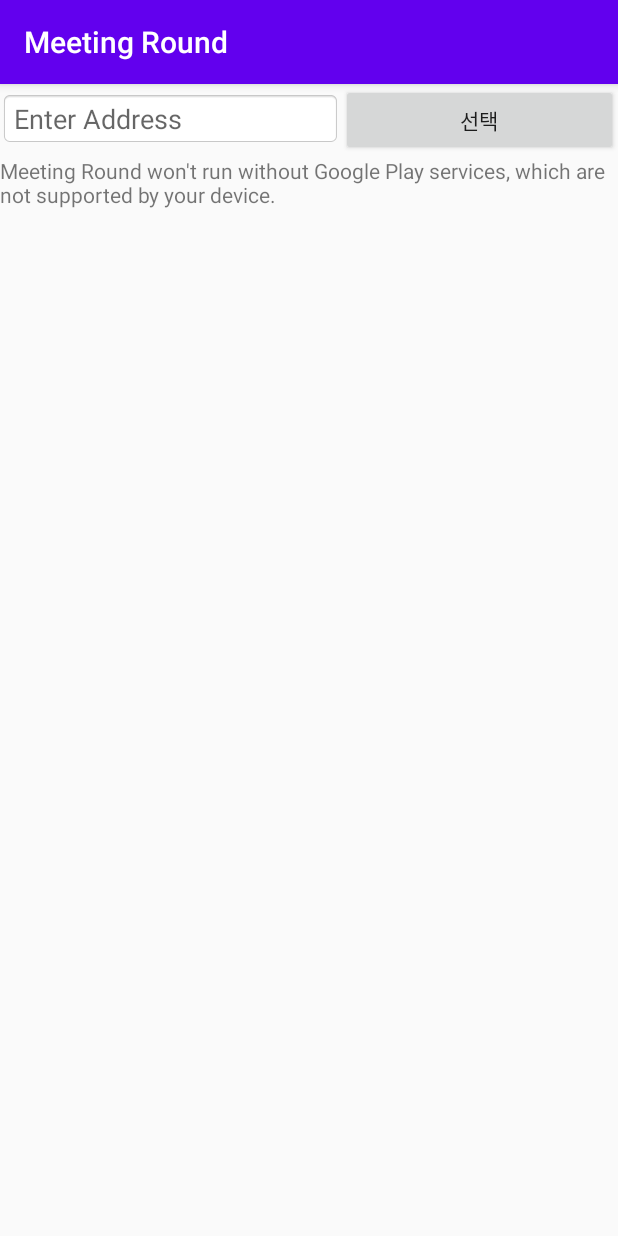
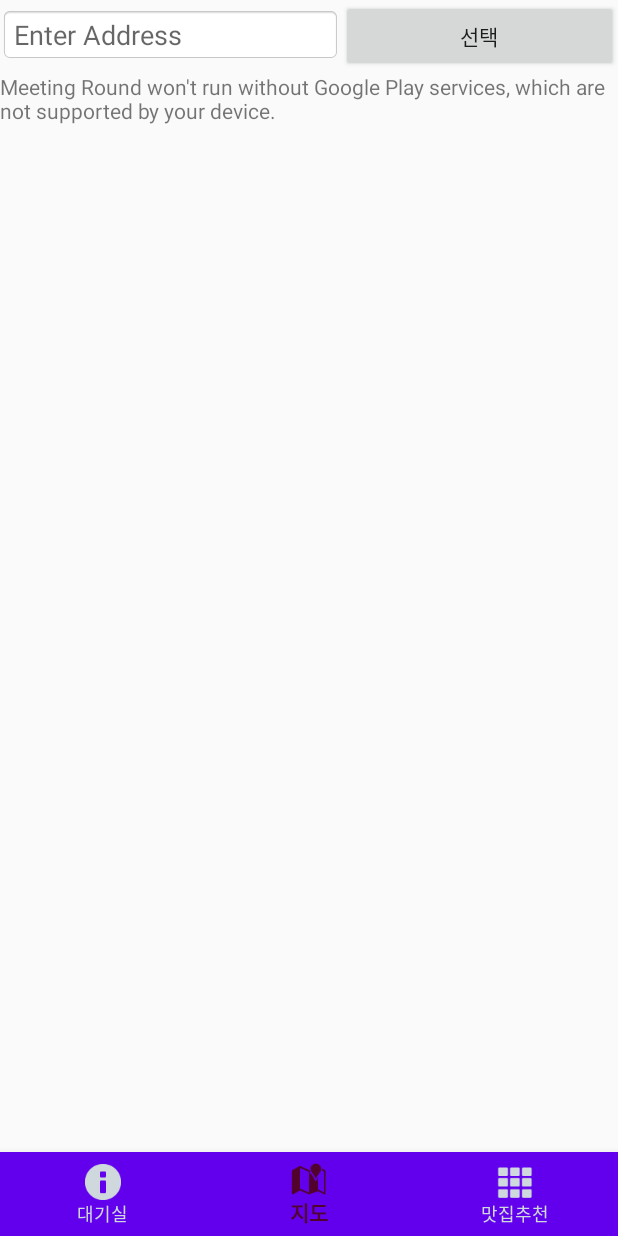
Before and after one commit to gofeel8/MeetingGround, an Android app: the MapActivity screen opened directly, with no data from a screen before it, on a phone screen of 412 x 824 dp. Run offline under Robolectric (Android 15) with nearby library versions, the phone set to English and light mode, and no system bars; libraries missing offline, so code that uses them is left out: com.google.maps.android; 1 statement that could not run was skipped.

Commit message:
[Android/gps]tab기본 골격 만듬

```diff
--- /dev/null
+++ b/AndroidStudioProjects/MeetingRound/app/src/main/res/drawable-xxxhdpi/item_color.xml
@@ -0,0 +1,7 @@
+<?xml version="1.0" encoding="utf-8"?>
+<selector xmlns:android="http://schemas.android.com/apk/res/android">
+    <item android:color ="#51032d" android:state_checked="true"/>
+    <item android:color ="#CFD8DC" android:state_checked="false"/>
+
+
+</selector>
--- a/AndroidStudioProjects/MeetingRound/app/src/main/res/layout/map.xml
+++ b/AndroidStudioProjects/MeetingRound/app/src/main/res/layout/map.xml
@@ -1,7 +1,12 @@
 <?xml version="1.0" encoding="utf-8"?>
-<LinearLayout xmlns:android="http://schemas.android.com/apk/res/android"
+<androidx.constraintlayout.widget.ConstraintLayout xmlns:android="http://schemas.android.com/apk/res/android"
     xmlns:app="http://schemas.android.com/apk/res-auto"
     xmlns:tools="http://schemas.android.com/tools"
+    android:layout_width="match_parent"
+    android:layout_height="match_parent"
+    android:orientation="vertical">
+
+    <LinearLayout
         android:layout_width="match_parent"
         android:layout_height="match_parent"
         android:orientation="vertical">
@@ -16,10 +21,9 @@
                 android:layout_width="wrap_content"
                 android:layout_height="wrap_content"
                 android:layout_weight="1"
-            android:hint="Enter Address"
+                android:background="@android:drawable/editbox_background"
                 android:gravity="center_vertical"
-            android:background="@android:drawable/editbox_background"
-            />
+                android:hint="Enter Address" />
 
             <Button
                 android:id="@+id/button2"
@@ -29,10 +33,9 @@
                 android:text="선택" />
         </LinearLayout>
 
-
         <LinearLayout
             android:layout_width="match_parent"
-        android:layout_height="match_parent"
+            android:layout_height="wrap_content"
             android:orientation="vertical">
 
             <fragment
@@ -42,5 +45,23 @@
                 android:layout_height="match_parent"
                 tools:context=".MapsActivity" />
 
+
         </LinearLayout>
+
     </LinearLayout>
+
+
+    <com.google.android.material.bottomnavigation.BottomNavigationView
+        android:id="@+id/bottom_navigation"
+        android:layout_width="match_parent"
+        android:layout_height="wrap_content"
+        app:itemBackground="@color/colorPrimary"
+        app:itemIconTint="@drawable/item_color"
+        app:itemTextColor="@drawable/item_color"
+        app:layout_constraintBottom_toBottomOf="parent"
+        app:layout_constraintEnd_toEndOf="parent"
+        app:layout_constraintStart_toStartOf="parent"
+        app:menu="@menu/menu_bottom" />
+
+
+</androidx.constraintlayout.widget.ConstraintLayout>
--- /dev/null
+++ b/AndroidStudioProjects/MeetingRound/app/src/main/res/menu/menu_bottom.xml
@@ -0,0 +1,24 @@
+<?xml version="1.0" encoding="utf-8"?>
+<menu xmlns:android="http://schemas.android.com/apk/res/android"
+    xmlns:app="http://schemas.android.com/apk/res-auto">
+    <item
+        android:id="@+id/tab1"
+        app:showAsAction="ifRoom"
+        android:enabled="true"
+        android:icon="@android:drawable/ic_dialog_info"
+        android:title="대기실"/>
+    <item
+        android:id="@+id/tab2"
+        app:showAsAction="ifRoom"
+        android:enabled="true"
+        android:icon="@android:drawable/ic_dialog_map"
+        android:title="지도"/>
+    <item
+        android:id="@+id/tab3"
+        app:showAsAction="ifRoom"
+        android:enabled="true"
+        android:icon="@android:drawable/ic_dialog_dialer"
+        android:title="맛집추천"/>
+
+
+</menu>
--- a/AndroidStudioProjects/MeetingRound/app/src/main/res/values/styles.xml
+++ b/AndroidStudioProjects/MeetingRound/app/src/main/res/values/styles.xml
@@ -1,6 +1,6 @@
 <resources>
     <!-- Base application theme. -->
-    <style name="AppTheme" parent="Theme.AppCompat.Light.DarkActionBar">
+    <style name="AppTheme" parent="Theme.AppCompat.Light.NoActionBar">
         <!-- Customize your theme here. -->
         <item name="colorPrimary">@color/colorPrimary</item>
         <item name="colorPrimaryDark">@color/colorPrimaryDark</item>
```
Also changed, not shown: AndroidStudioProjects/MeetingRound/app/src/main/java/com/mgmg/meetinground/MapActivity.java (+27 -0 lines), AndroidStudioProjects/MeetingRound/app/src/main/java/com/mgmg/meetinground/RoomActivity.java (+35 -1 lines), AndroidStudioProjects/MeetingRound/app/src/main/res/layout/activity_room.xml (+14 -0 lines). Lines whose indentation alone changed are shown as unchanged.
